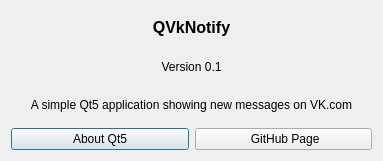
Old version of the form about.ui in the repository zeekaa/qvknotify.
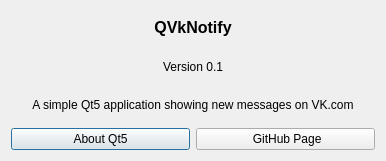
New version of the form.

What changed in the file:
```diff
--- a/about.ui
+++ b/about.ui
@@ -6,7 +6,7 @@
    <rect>
     <x>0</x>
     <y>0</y>
-    <width>383</width>
+    <width>386</width>
     <height>161</height>
    </rect>
   </property>
```
